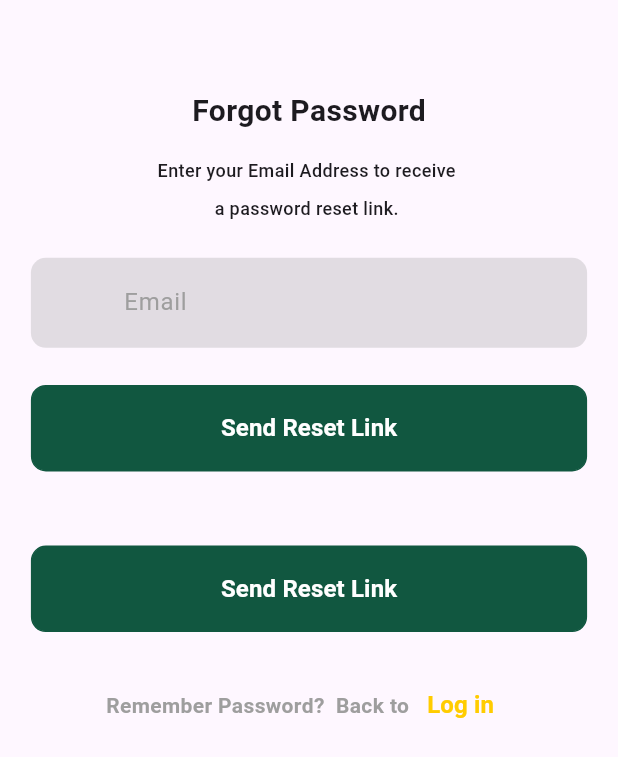
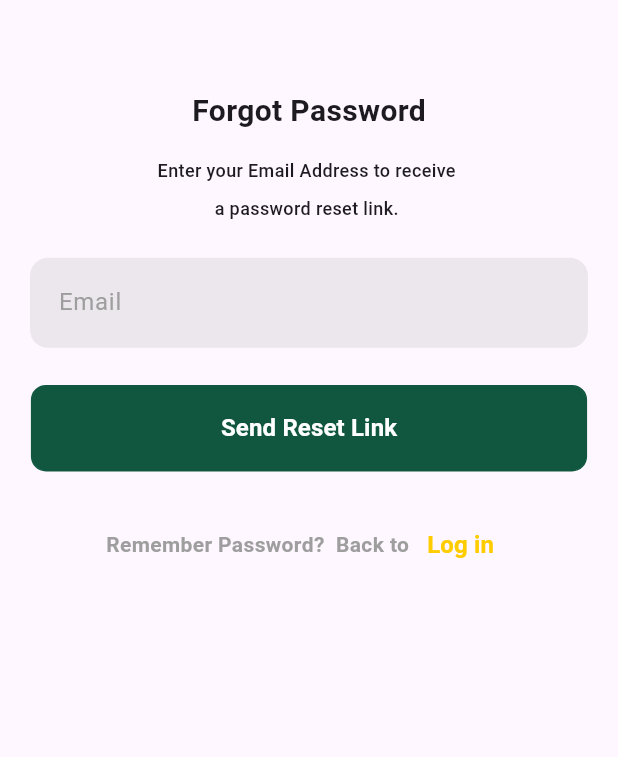
Before and after one commit to allaharakha786/Multi-vender, a Flutter app: the ForgotPasswordScreen screen opened directly, on a phone screen of 412 x 824 dp. Shown: the top 757 px of the screen. Run offline on Flutter 3.47's test engine with Material 3 defaults, Android fonts, the phone set to English and light mode, and no system bars; our stand-ins replace country_picker, flutter_screenutil, flutter_svg, get, image_picker; project files that could hold a hidden picture were left out.

Commit message:
new changes

```diff
--- a/lib/main.dart
+++ b/lib/main.dart
@@ -1,8 +1,7 @@
 import 'package:flutter/material.dart';
 import 'package:flutter_screenutil/flutter_screenutil.dart';
 import 'package:get/get.dart';
-
-import 'view/screens/payment_confirmation_screens/payment_confirmation_screen.dart';
+import 'package:multi_vender/view/screens/splash/splash_screen.dart';
 
 void main() {
   runApp(const MyApp());
@@ -20,7 +19,7 @@ class MyApp extends StatelessWidget {
       designSize: Size(mediaQuerySize.width, mediaQuerySize.height),
       minTextAdapt: true,
       splitScreenMode: true,
-      child: GetMaterialApp(debugShowCheckedModeBanner: false, home: PaymentConfirmationScreen()),
+      child: GetMaterialApp(debugShowCheckedModeBanner: false, home: SplashScreen()),
     );
   }
 }
--- a/lib/view/screens/authentication/forgot_password_screen.dart
+++ b/lib/view/screens/authentication/forgot_password_screen.dart
@@ -1,15 +1,17 @@
 import 'package:flutter/material.dart';
 import 'package:flutter_screenutil/flutter_screenutil.dart';
+import 'package:get/get.dart';
+import 'package:multi_vender/view/screens/authentication/successfully_reset_password.dart';
 import 'package:multi_vender/view/widgets/customField.dart';
 import 'package:multi_vender/view/widgets/custom_button.dart';
 
 class ForgotPasswordScreen extends StatelessWidget {
-  const ForgotPasswordScreen({super.key});
-
+  ForgotPasswordScreen({super.key});
+  GlobalKey<FormState> formKey = GlobalKey();
   @override
   Widget build(BuildContext context) {
-    GlobalKey<FormState> formKey = GlobalKey();
     Size mediaQuerySize = MediaQuery.of(context).size;
+
     return Scaffold(
       body: SafeArea(
           child: Padding(
@@ -56,24 +58,17 @@ class ForgotPasswordScreen extends StatelessWidget {
                 height: mediaQuerySize.height * 0.03.h,
               ),
               CustomButton(
+                width: mediaQuerySize.width * 0.9,
                 name: 'Send Reset Link',
                 onTap: () {
-                  if (formKey.currentState!.validate() ?? false) {}
+                  if (formKey.currentState!.validate() ?? false) {
+                    Get.to(() => SuccessfullyPasswordResetted());
+                  }
                 },
               ),
               SizedBox(
                 height: mediaQuerySize.height * 0.03.h,
               ),
-               SizedBox(height: mediaQuerySize.height*0.03.h,),
-               CustomButton(  width: mediaQuerySize.width*0.9,
-               name: 'Send Reset Link',
-               onTap: () {
-                 if(formKey.currentState!.validate()??false){
-
-                 }
-               },
-               ),
-              SizedBox(height: mediaQuerySize.height*0.03.h,),
               Row(
                 mainAxisAlignment: MainAxisAlignment.center,
                 children: [
--- a/lib/view/screens/authentication/signIn/sign_in_screen.dart
+++ b/lib/view/screens/authentication/sign_in_screen.dart
@@ -3,7 +3,7 @@ import 'package:flutter_screenutil/flutter_screenutil.dart';
 import 'package:multi_vender/view/widgets/customField.dart';
 import 'package:multi_vender/view/widgets/custom_button.dart';
 
-import '../../../widgets/arrow_back_button.dart';
+import '../../widgets/arrow_back_button.dart';
 
 class SignInScreen extends StatelessWidget {
   const SignInScreen({super.key});
--- a/lib/view/widgets/customField.dart
+++ b/lib/view/widgets/customField.dart
@@ -1,49 +1,53 @@
 import 'package:flutter/material.dart';
-import 'package:flutter_screenutil/flutter_screenutil.dart';
-import 'package:get/get.dart';
-
-import 'package:multi_vender/controllers/getxControllers/password_controller.dart';
 
 class CustomField extends StatelessWidget {
-  bool isPrefixIcon;
-  bool isSuffixIcon;
-  Widget? prefixIcon;
-  Widget? suffixIcon;
-  Color? color;
-  String? Function(String?)? validator;
+  final bool isPrefixIcon;
+  final bool isSuffixIcon;
+  final Widget? prefixIcon;
+  final Widget? suffixIcon;
+  final Color? color;
+  final String? Function(String?)? validator;
   final String? text;
 
-  CustomField({super.key, this.text, this.suffixIcon, this.isPrefixIcon = false, this.isSuffixIcon = false, this.prefixIcon, this.color, this.validator});
+  CustomField({
+    super.key,
+    this.text,
+    this.suffixIcon,
+    this.isPrefixIcon = false,
+    this.isSuffixIcon = false,
+    this.prefixIcon,
+    this.color,
+    this.validator,
+  });
 
   @override
   Widget build(BuildContext context) {
-    final PasswordController passwordController = Get.put(PasswordController());
-
-    Size mediaQuerySize = MediaQuery.of(context).size;
-    return Container(
-      width: mediaQuerySize.width * 0.9.w,
-      decoration: BoxDecoration(
-        color: color ?? Colors.grey.withOpacity(0.3),
-        borderRadius: BorderRadius.circular(10),
-      ),
-      child: Padding(
-        padding: const EdgeInsets.symmetric(horizontal: 10),
-        child: TextFormField(
-          validator: validator,
-          decoration: InputDecoration(
-            prefixIcon: isPrefixIcon
-                ? prefixIcon
-                : SizedBox(
-                    width: 0,
-                  ),
-            suffixIcon: isSuffixIcon ? suffixIcon : SizedBox(), // Show icon only if it's not null
-            contentPadding: EdgeInsets.symmetric(horizontal: 5, vertical: 18),
-            hintText: text,
-            border: InputBorder.none,
-            hintStyle: TextStyle(color: Colors.grey),
+    return Padding(
+      padding: const EdgeInsets.symmetric(horizontal: 5),
+      child: TextFormField(
+        validator: validator,
+        decoration: InputDecoration(
+          fillColor: color ?? Colors.black.withOpacity(0.07),
+          filled: true,
+          prefixIcon: isPrefixIcon ? prefixIcon : null,
+          suffixIcon: isSuffixIcon ? suffixIcon : const SizedBox(),
+          contentPadding: const EdgeInsets.symmetric(horizontal: 15, vertical: 18),
+          hintText: text,
+          border: OutlineInputBorder(
+            borderRadius: BorderRadius.circular(12), // Rounded corners
+            borderSide: BorderSide.none, // Removes the border line
           ),
-          style: TextStyle(color: Colors.black),
+          enabledBorder: OutlineInputBorder(
+            borderRadius: BorderRadius.circular(12), // Rounded corners
+            borderSide: BorderSide.none,
+          ),
+          focusedBorder: OutlineInputBorder(
+            borderRadius: BorderRadius.circular(12), // Rounded corners
+            borderSide: const BorderSide(color: Colors.blue, width: 2), // Customize focused border
+          ),
+          hintStyle: const TextStyle(color: Colors.grey),
         ),
+        style: const TextStyle(color: Colors.black),
       ),
     );
   }
```
Also changed, not shown: lib/view/screens/authentication/login_screen.dart (renamed from lib/view/screens/authentication/signIn/welcomeback_signin.dart, +20 -8 lines), lib/view/screens/authentication/signIn/successfully_login.dart (deleted, +0 -42 lines), lib/view/screens/authentication/signup_screen.dart (+7 -47 lines), lib/view/screens/authentication/successfully_reset_password.dart (added, +65 -0 lines), lib/view/screens/authentication/verification_code_screen.dart (renamed from lib/view/screens/authentication/signIn/veri_code_screen.dart, +7 -6 lines), lib/view/screens/poster_home_screen.dart (+8 -5 lines), lib/view/screens/proof_identity_document/preview_screen.dart (+12 -9 lines), lib/view/screens/proof_identity_document/proof_identity_screen.dart (+7 -11 lines), lib/view/screens/proof_identity_document/register_successfull.dart (+41 -28 lines), lib/view/screens/splash/role_screen.dart (+42 -32 lines), lib/view/screens/splash/splash_screen.dart (+50 -54 lines), lib/view/widgets/custom_user_widget.dart (+25 -34 lines), lib/view/widgets/terms_contdition_widget.dart (+5 -9 lines), 1 other file.
